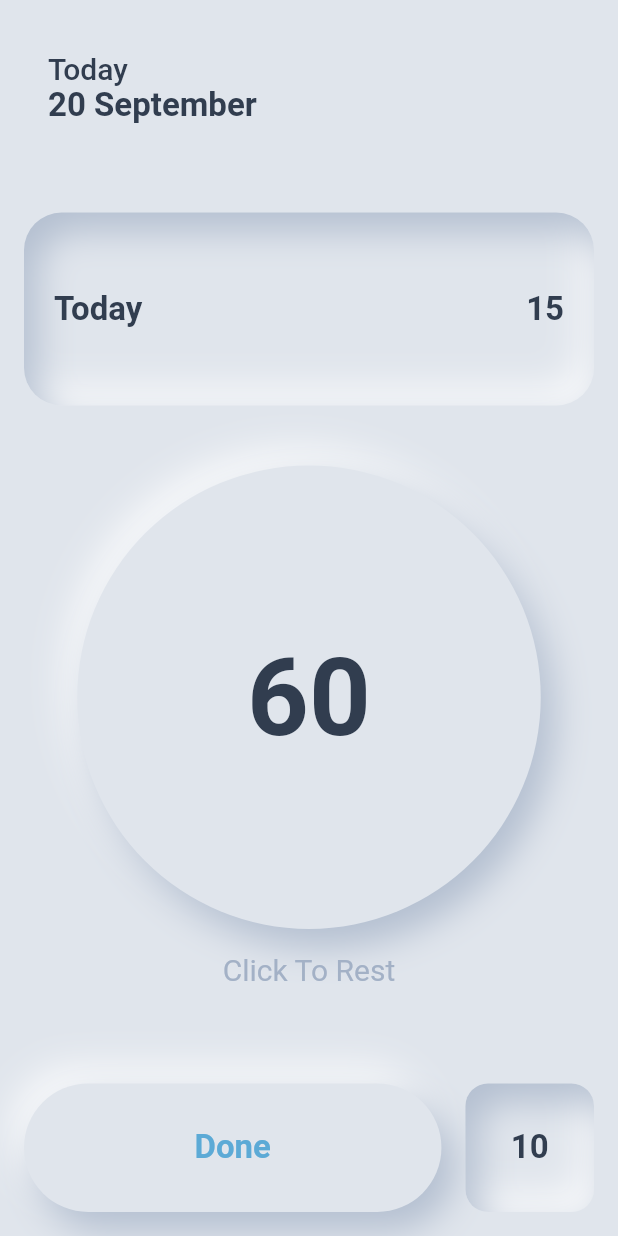
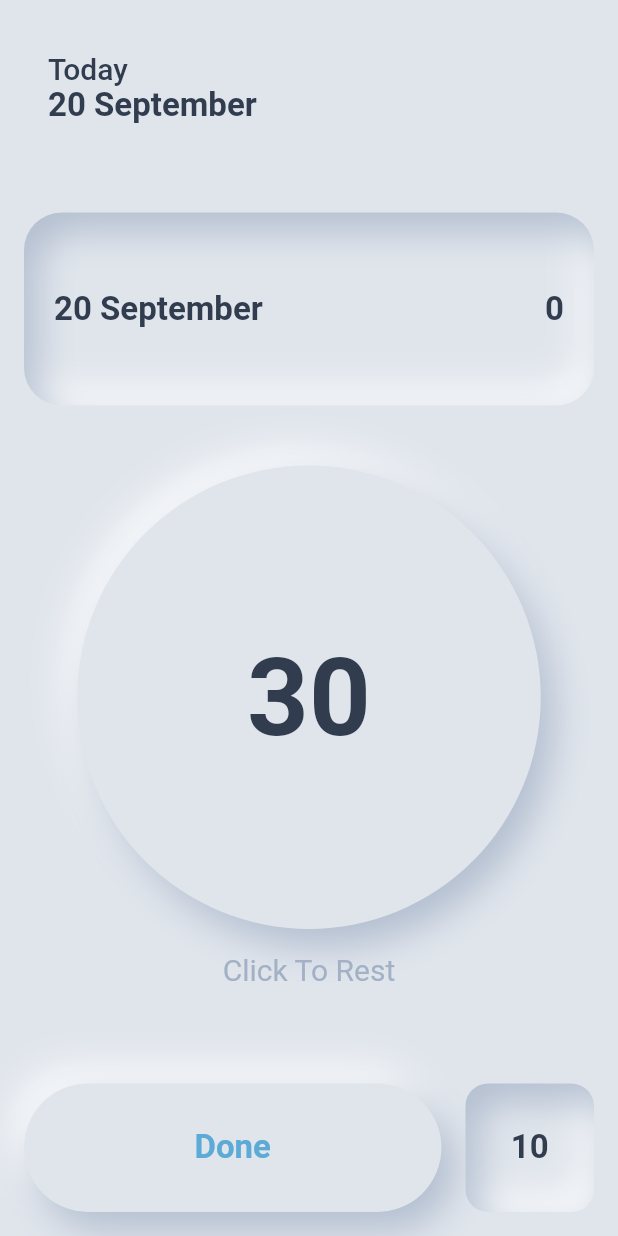
Before and after one commit to dimassdoubles/wotracker, a Flutter app: the screen it shows after launch, on a phone screen of 412 x 824 dp. Run offline on Flutter 3.47's test engine with Material 2 defaults, Android fonts, the phone set to English and light mode, and no system bars; our stand-ins replace bloc, dartz, equatable, flutter_bloc, flutter_inset_box_shadow, get_it and 1 more.

Commit message:
aplikasi selesai v1

```diff
--- a/lib/core/constants/text_styles.dart
+++ b/lib/core/constants/text_styles.dart
@@ -1,5 +1,5 @@
 import 'package:flutter/material.dart';
-import 'package:wotracker/core/constants/colors.dart';
+import 'colors.dart';
 
 class AppText {
   TextStyle headlineMedium = TextStyle(
--- a/lib/domain/entities/record.dart
+++ b/lib/domain/entities/record.dart
@@ -1,6 +1,4 @@
 import 'package:equatable/equatable.dart';
-
-// ignore: must_be_immutable
 class Record extends Equatable {
   // format date: "1 September"
   String date;
--- a/lib/domain/usecases/add_amount.dart
+++ b/lib/domain/usecases/add_amount.dart
@@ -12,7 +12,6 @@ class AddAmount {
 
   Future<Either<Failure, Cookie>> call(Cookie currentCookie) async {
     currentCookie.records[0].amount += currentCookie.adder;
-    // print("today amount baru: ${currentCookie.records[0].amount}");
     try {
       final result = await repository.cacheCookie(currentCookie);
       // ignore: unrelated_type_equality_checks
--- a/lib/domain/usecases/set_adder.dart
+++ b/lib/domain/usecases/set_adder.dart
@@ -1,5 +1,5 @@
 import 'package:dartz/dartz.dart';
-import 'package:wotracker/core/errors/exception.dart';
+import '../../core/errors/exception.dart';
 import '../../core/errors/failure.dart';
 import '../entities/cookie.dart';
 import '../repositories/cookie_repository.dart';
@@ -12,7 +12,6 @@ class SetAdder {
   Future<Either<Failure, Cookie>> call(
       {required Cookie currentCookie, required int newAdder}) async {
     currentCookie.adder = newAdder;
-    // print("adder baru :${currentCookie.adder}");
     try {
       final result = await repository.cacheCookie(currentCookie);
       // ignore: unrelated_type_equality_checks
--- a/lib/domain/usecases/set_timer.dart
+++ b/lib/domain/usecases/set_timer.dart
@@ -13,7 +13,6 @@ class SetTimer {
   Future<Either<Failure, Cookie>> call(
       {required Cookie currentCookie, required int newTimer}) async {
     currentCookie.timer = newTimer;
-    // print("timer baru: ${currentCookie.timer}");
     try {
       final result = await repository.cacheCookie(currentCookie);
       // ignore: unrelated_type_equality_checks
--- a/lib/main.dart
+++ b/lib/main.dart
@@ -1,6 +1,6 @@
 import 'package:flutter/material.dart';
-import 'package:wotracker/injection.dart' as injection;
-import 'package:wotracker/presentation/pages/home_page.dart';
+import 'injection.dart' as injection;
+import 'presentation/pages/home_page.dart';
 
 void main() async {
   WidgetsFlutterBinding.ensureInitialized();
--- /dev/null
+++ b/lib/presentation/cubit/countdown_cubit.dart
@@ -0,0 +1,15 @@
+import 'package:bloc/bloc.dart';
+
+class CountdownCubit extends Cubit<int> {
+  int timer = 0;
+  CountdownCubit() : super(0);
+
+  void setTimer(int timer) {
+    this.timer = timer;
+    emit(timer);
+  }
+
+  void setCountDown(int countdown) {
+    emit(countdown);
+  }
+}
--- a/lib/presentation/pages/home_page.dart
+++ b/lib/presentation/pages/home_page.dart
@@ -1,25 +1,17 @@
-// import 'package:flutter/material.dart';
 import 'package:flutter_bloc/flutter_bloc.dart';
-import 'package:wotracker/core/constants/colors.dart';
-import 'package:wotracker/core/constants/text_styles.dart';
-import 'package:wotracker/domain/usecases/get_today_date.dart';
-import 'package:wotracker/injection.dart';
-import 'package:wotracker/presentation/bloc/cookie_event.dart';
-import 'package:wotracker/presentation/bloc/cookie_state.dart';
+import '../../core/constants/colors.dart';
+import '../../core/constants/text_styles.dart';
+import '../../domain/usecases/get_today_date.dart';
+import '../../injection.dart';
+import '../bloc/cookie_event.dart';
+import '../bloc/cookie_state.dart';
 import 'package:flutter/material.dart' hide BoxDecoration, BoxShadow;
 import 'package:flutter_inset_box_shadow/flutter_inset_box_shadow.dart';
+import '../cubit/countdown_cubit.dart';
+import '../widgets/done_button.dart';
+import '../widgets/rest_timer.dart';
 
 import '../bloc/cookie_bloc.dart';
-
-List testList = [
-  1,
-  2,
-  3,
-  4,
-  5,
-  6,
-  7,
-];
 
 class HomePage extends StatelessWidget {
   const HomePage({super.key});
@@ -70,22 +62,31 @@ class HomePage extends StatelessWidget {
                 child: NeomorphismButton(
                   borderRadius: 25,
                   inset: true,
-                  child: ListWheelScrollView(
+                  child: BlocBuilder(
+                    bloc: bloc,
+                    builder: (context, state) {
+                      if (state is LoadedState) {
+                        return ListWheelScrollView(
                           itemExtent: 100,
                           physics: const FixedExtentScrollPhysics(),
-                    // diameterRatio: 1.5,
-                    children: const [
-                      RecordItem(),
-                      RecordItem(),
-                      RecordItem(),
-                      RecordItem(),
-                      RecordItem(),
-                      RecordItem(),
-                      RecordItem(),
-                      RecordItem(),
-                      RecordItem(),
-                      RecordItem(),
-                    ],
+                          children: state.cookie.records
+                              .map(
+                                (e) => RecordItem(
+                                  date: e.date,
+                                  amount: e.amount,
+                                ),
+                              )
+                              .toList(),
+                        );
+                      } else {
+                        return Center(
+                          child: Text(
+                            '-',
+                            style: AppText().headlineBold,
+                          ),
+                        );
+                      }
+                    },
                   ),
                 ),
               ),
@@ -96,17 +97,22 @@ class HomePage extends StatelessWidget {
               flex: 7,
               child: Container(
                 padding: const EdgeInsets.all(16),
-                // color: Colors.blue,
                 child: Column(
                   children: [
                     Expanded(
                       child: AspectRatio(
                         aspectRatio: 1,
-                        child: NeomorphismButton(
-                          child: Text(
-                            '60',
-                            style: AppText().timerBold,
-                          ),
+                        child: BlocBuilder(
+                          bloc: bloc,
+                          builder: (context, state) {
+                            if (state is LoadedState) {
+                              getIt<CountdownCubit>()
+                                  .setTimer(state.cookie.timer);
+                            } else {
+                              getIt<CountdownCubit>().setTimer(15);
+                            }
+                            return RestTimer();
+                          },
                         ),
                       ),
                     ),
@@ -135,29 +141,57 @@ class HomePage extends StatelessWidget {
               flex: 2,
               child: Container(
                 padding: const EdgeInsets.all(16),
-                // color: Colors.red,
                 child: Row(
                   children: [
                     Expanded(
-                      child: NeomorphismButton(
-                        child: Text(
-                          'Done',
-                          style: AppText().headlineBoldBlue,
-                        ),
-                      ),
+                      child: DoneButton(),
                     ),
                     const SizedBox(
                       width: 16,
                     ),
                     AspectRatio(
                       aspectRatio: 1 / 1,
+                      child: GestureDetector(
+                        onLongPress: () {
+                          showDialog(
+                            context: context,
+                            builder: (context) => AlertDialog(
+                              title: Text(
+                                'Set Adder',
+                                style: AppText().headlineBold,
+                              ),
+                              content: TextField(
+                                autofocus: true,
+                                keyboardType: TextInputType.number,
+                                onSubmitted: (value) {
+                                  getIt<CookieBloc>().add(
+                                    SetCookieAdderEvent(
+                                      int.parse(value),
+                                    ),
+                                  );
+                                  Navigator.pop(context);
+                                },
+                              ),
+                            ),
+                          );
+                        },
                         child: NeomorphismButton(
                           inset: true,
                           borderRadius: 15,
                           child: Center(
-                          child: Text(
-                            '10',
+                            child: BlocBuilder(
+                              bloc: bloc,
+                              builder: (context, state) {
+                                if (state is LoadedState) {
+                                  return Text(
+                                    "${state.cookie.adder}",
                                     style: AppText().headlineBold,
+                                  );
+                                } else {
+                                  return const SizedBox();
+                                }
+                              },
+                            ),
                           ),
                         ),
                       ),
@@ -174,8 +208,12 @@ class HomePage extends StatelessWidget {
 }
 
 class RecordItem extends StatelessWidget {
-  const RecordItem({
+  String date;
+  int amount;
+  RecordItem({
     Key? key,
+    required this.date,
+    required this.amount,
   }) : super(key: key);
 
   @override
@@ -186,11 +224,11 @@ class RecordItem extends StatelessWidget {
         mainAxisAlignment: MainAxisAlignment.spaceBetween,
         children: [
           Text(
-            'Today',
+            date,
             style: AppText().headlineBold,
           ),
           Text(
-            '15',
+            "$amount",
             style: AppText().headlineBold,
           ),
         ],
@@ -288,89 +326,3 @@ class _NeomorphismButtonState extends State<NeomorphismButton> {
     );
   }
 }
-
-// the widget i use for test the bloc
-class TestBlocWidget extends StatelessWidget {
-  const TestBlocWidget({
-    Key? key,
-    required this.bloc,
-  }) : super(key: key);
-
-  final CookieBloc bloc;
-
-  @override
-  Widget build(BuildContext context) {
-    return Scaffold(
-      body: Padding(
-        padding: const EdgeInsets.all(16),
-        child: BlocBuilder(
-          bloc: bloc,
-          builder: (context, state) {
-            if (state is LoadedState) {
-              return Column(
-                children: [
-                  const SizedBox(
-                    height: 72,
-                  ),
-                  Expanded(
-                    child: ListView.builder(
-                      itemCount: state.cookie.records.length,
-                      itemBuilder: (context, index) => Row(
-                        mainAxisAlignment: MainAxisAlignment.spaceBetween,
-                        children: [
-                          Text(state.cookie.records[index].date),
-                          Text("${state.cookie.records[index].amount}"),
-                        ],
-                      ),
-                    ),
-                  ),
-                  const SizedBox(
-                    height: 72,
-                  ),
-                  ElevatedButton(
-                    onPressed: () {
-                      bloc.add(
-                        SetCookieTimerEvent(state.cookie.timer + 5),
-                      );
-                    },
-                    child: SizedBox(
-                      width: double.infinity,
-                      child: Center(
-                        child: Text("TIMER : ${state.cookie.timer}"),
-                      ),
-                    ),
-                  ),
-                  const SizedBox(
-                    height: 24,
-                  ),
-                  ElevatedButton(
-                    onPressed: () {
-                      bloc.add(
-                        AddCookieAmountEvent(),
-                      );
-                    },
-                    child: SizedBox(
-                      width: double.infinity,
-                      child: Center(
-                        child: Text("ADDER : ${state.cookie.adder}"),
-                      ),
-                    ),
-                  ),
-                  const SizedBox(
-                    height: 48,
-                  ),
-                ],
-              );
-            } else if (state is ErrorState) {
-              return Center(child: Text("ERROR: ${state.message}"));
-            } else {
-              return const Center(
-                child: Text("Loading"),
-              );
-            }
-          },
-        ),
-      ),
-    );
-  }
-}
--- /dev/null
+++ b/lib/presentation/widgets/done_button.dart
@@ -0,0 +1,84 @@
+import 'package:flutter/material.dart' hide BoxDecoration, BoxShadow;
+import 'package:flutter_inset_box_shadow/flutter_inset_box_shadow.dart';
+import '../../core/constants/text_styles.dart';
+
+import '../../core/constants/colors.dart';
+import '../../injection.dart';
+import '../bloc/cookie_bloc.dart';
+import '../bloc/cookie_event.dart';
+
+class DoneButton extends StatefulWidget {
+  DoneButton({
+    Key? key,
+  }) : super(key: key);
+
+  @override
+  State<DoneButton> createState() => _DoneButtonState();
+}
+
+class _DoneButtonState extends State<DoneButton> {
+  final double _blurRadius = 20;
+  final double _opacity = 0.75;
+  final Offset _offset = const Offset(9, 12);
+  final double _borderRadius = 250;
+
+  bool onTap = false;
+
+  @override
+  Widget build(BuildContext context) {
+    return Center(
+      child: GestureDetector(
+        onTapCancel: () {
+          setState(() {
+            onTap = false;
+          });
+        },
+        onTapDown: (details) {
+          setState(() {
+            onTap = true;
+          });
+        },
+        onTap: () async {
+          getIt<CookieBloc>().add(AddCookieAmountEvent());
+          setState(() {
+            onTap = true;
+          });
+
+          await Future.delayed(const Duration(milliseconds: 70));
+
+          setState(() {
+            onTap = false;
+          });
+        },
+        child: Container(
+          height: double.infinity,
+          width: double.infinity,
+          decoration: BoxDecoration(
+            borderRadius: BorderRadius.circular(_borderRadius),
+            color: AppColor().background,
+            boxShadow: [
+              BoxShadow(
+                color: Colors.white.withOpacity(onTap ? 0 : _opacity),
+                offset: -_offset,
+                blurRadius: _blurRadius,
+              ),
+              BoxShadow(
+                color: AppColor()
+                    .backgroundDarken
+                    .withOpacity(onTap ? 0 : _opacity),
+                offset: _offset,
+                blurRadius: _blurRadius,
+              ),
+            ],
+          ),
+          child: Center(
+            child: Text(
+              'Done',
+              style: AppText().headlineBoldBlue,
+            ),
+          ),
+        ),
+      ),
+    );
+  }
+}
--- /dev/null
+++ b/lib/presentation/widgets/rest_timer.dart
@@ -0,0 +1,152 @@
+import 'package:flutter/material.dart' hide BoxDecoration, BoxShadow;
+import 'package:flutter_bloc/flutter_bloc.dart';
+import 'package:flutter_inset_box_shadow/flutter_inset_box_shadow.dart';
+import '../../injection.dart';
+import '../bloc/cookie_bloc.dart';
+import '../bloc/cookie_event.dart';
+import '../cubit/countdown_cubit.dart';
+
+import '../../core/constants/colors.dart';
+import '../../core/constants/text_styles.dart';
+
+class RestTimer extends StatefulWidget {
+  RestTimer({
+    Key? key,
+  }) : super(key: key);
+
+  @override
+  State<RestTimer> createState() => _RestTimerState();
+}
+
+class _RestTimerState extends State<RestTimer> {
+  final double _blurRadius = 20;
+  final double _opacity = 0.75;
+  final Offset _offset = const Offset(9, 12);
+  final double _borderRadius = 250;
+
+  bool onTap = false;
+  bool onCountdown = false;
+
+  @override
+  Widget build(BuildContext context) {
+    return Center(
+      child: GestureDetector(
+        onTapCancel: () {
+          setState(() {
+            onTap = false;
+          });
+        },
+        onTapDown: (details) {
+          if (!onCountdown) {
+            setState(() {
+              onTap = true;
+            });
+          }
+        },
+        onTap: () async {
+          if (!onCountdown) {
+            getIt<CookieBloc>().add(AddCookieAmountEvent());
+            setState(() {
+              onTap = true;
+              onCountdown = true;
+            });
+
+            await Future.delayed(const Duration(milliseconds: 70));
+
+            setState(() {
+              onTap = false;
+            });
+
+            await Future.delayed(const Duration(milliseconds: 200));
+
+            final countdowncubit = getIt<CountdownCubit>();
+            int timer = countdowncubit.timer;
+            int countdown = countdowncubit.timer;
+
+            for (int i = 0; i < countdowncubit.timer; i++) {
+              countdown -= 1;
+              countdowncubit.setCountDown(countdown);
+              await Future.delayed(
+                const Duration(seconds: 1),
+              );
+              countdowncubit.setCountDown(timer);
+            }
+
+            setState(() {
+              onCountdown = false;
+            });
+          }
+        },
+        onLongPress: () {
+          if (!onCountdown) {
+            showDialog(
+              context: context,
+              builder: (context) => AlertDialog(
+                title: Text(
+                  'Set Timer',
+                  style: AppText().headlineBold,
+                ),
+                content: TextField(
+                  autofocus: true,
+                  keyboardType: TextInputType.number,
+                  onSubmitted: (value) {
+                    getIt<CookieBloc>().add(
+                      SetCookieTimerEvent(
+                        int.parse(value),
+                      ),
+                    );
+                    Navigator.pop(context);
+                  },
+                ),
+              ),
+            );
+          }
+        },
+        child: Container(
+          height: double.infinity,
+          width: double.infinity,
+          decoration: BoxDecoration(
+            borderRadius: BorderRadius.circular(_borderRadius),
+            color: AppColor().background,
+            boxShadow: [
+              BoxShadow(
+                color: Colors.white.withOpacity(onTap ? 0 : _opacity),
+                offset: -_offset,
+                blurRadius: _blurRadius,
+              ),
+              BoxShadow(
+                color: AppColor()
+                    .backgroundDarken
+                    .withOpacity(onTap ? 0 : _opacity),
+                offset: _offset,
+                blurRadius: _blurRadius,
+              ),
+            ],
+          ),
+          child: TextTimer(),
+        ),
+      ),
+    );
+  }
+}
+
+class TextTimer extends StatelessWidget {
+  const TextTimer({
+    Key? key,
+  }) : super(key: key);
+
+  @override
+  Widget build(BuildContext context) {
+    return Center(
+      child: BlocBuilder(
+        bloc: getIt<CountdownCubit>(),
+        builder: (context, state) {
+          return Text(
+            "$state",
+            style: AppText().timerBold,
+          );
+        },
+      ),
+    );
+  }
+}
```
Also changed, not shown: lib/data/datasources/cookie_local_data_source.dart (+1 -8 lines), lib/data/repositories/cookie_repository_impl.dart (+6 -7 lines), lib/injection.dart (+10 -8 lines), lib/presentation/bloc/cookie_bloc.dart (+4 -4 lines), 2 other files. Lines whose indentation alone changed are shown as unchanged.
